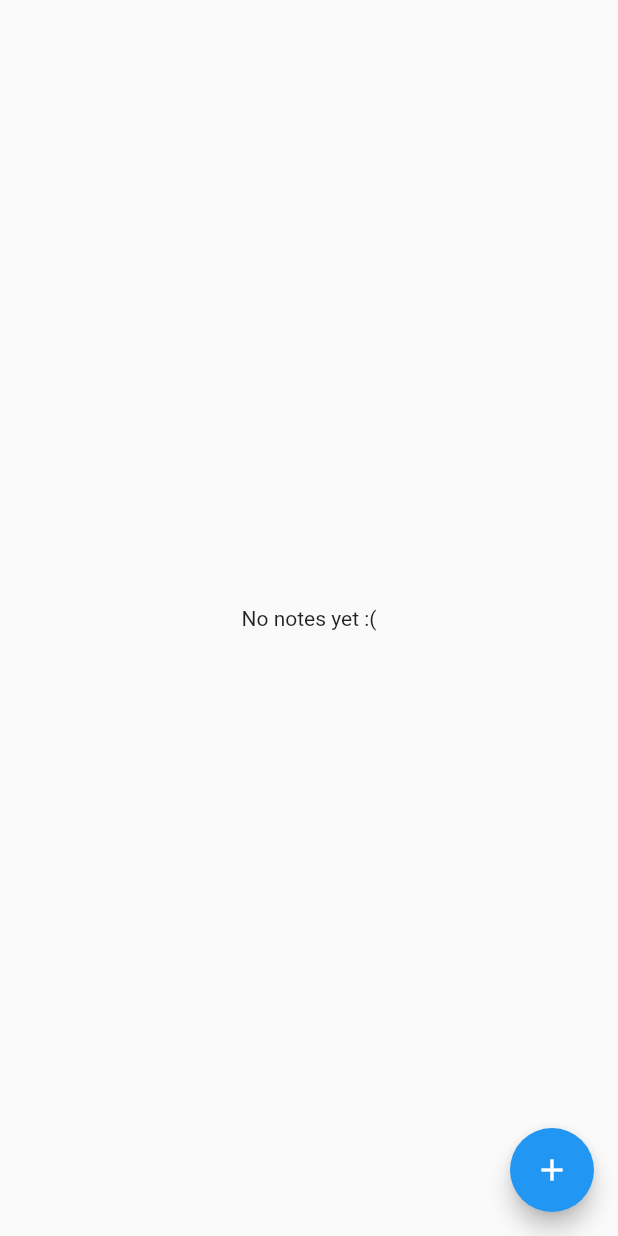
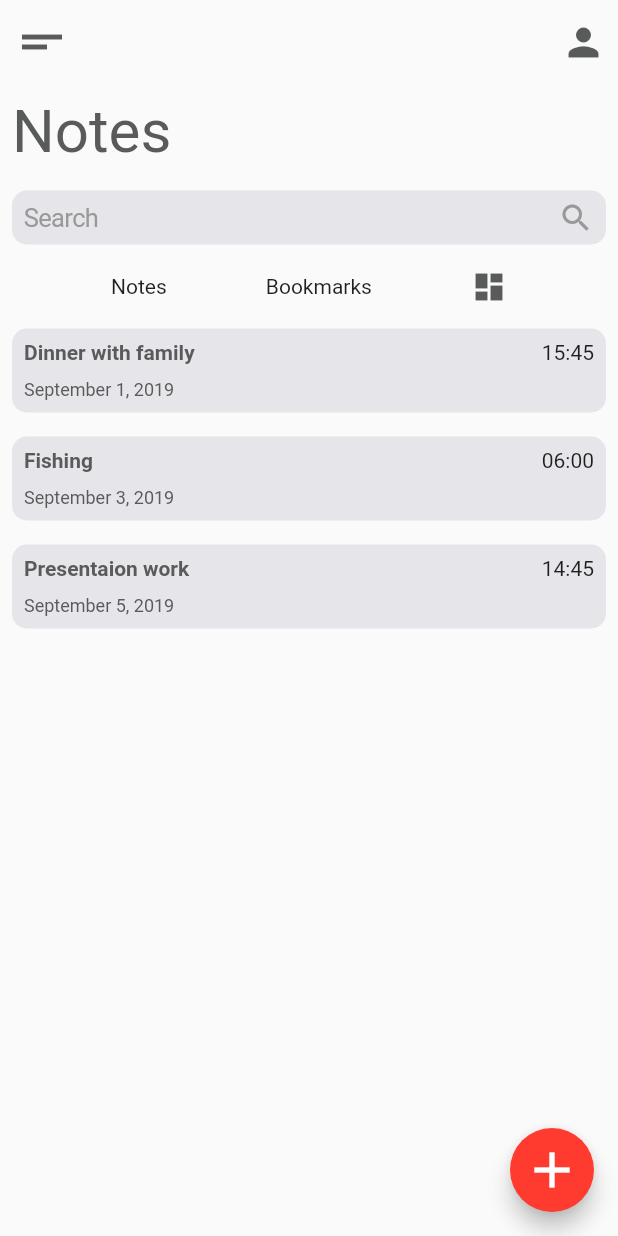
Before and after one commit to promych/notes_app, a Flutter app: the screen it shows after launch, on a phone screen of 412 x 824 dp. Run offline on Flutter 3.47's test engine with Material 2 defaults, Android fonts, the phone set to English and light mode, and no system bars; our stand-ins replace bloc, equatable, flutter_bloc, sembast.

Commit message:
Add sample data

```diff
--- a/lib/bloc/app_bloc.dart
+++ b/lib/bloc/app_bloc.dart
@@ -15,6 +15,9 @@ class AppBloc extends Bloc<AppEvent, AppState> {
   Stream<AppState> mapEventToState(AppEvent event) async* {
     if (event is LoadNotes) {
       yield AppLoading();
+      if (event.withSampleData && await _notesRepository.isEmpty()) {
+        await _notesRepository.addSampleNotes();
+      }
       yield* _reloadNotes();
     }
     if (event is AddNote) {
--- a/lib/bloc/app_events.dart
+++ b/lib/bloc/app_events.dart
@@ -8,7 +8,11 @@ abstract class AppEvent extends Equatable {
   AppEvent([List props = const []]) : super(props);
 }
 
-class LoadNotes extends AppEvent {}
+class LoadNotes extends AppEvent {
+  final bool withSampleData;
+
+  LoadNotes({this.withSampleData = false}) : super([withSampleData]);
+}
 
 class AddNote extends AppEvent {
   final Note note;
--- a/lib/data/notes_repository.dart
+++ b/lib/data/notes_repository.dart
@@ -17,17 +17,42 @@ class NotesRepository {
     }).toList();
   }
 
+  Future<bool> isEmpty() async {
+    return await _store.count(await _db) == 0;
+  }
+
   Future addNote(Note note) async {
-    await _store.add(await _db, note.toMap());
+    await _store.add(
+      await _db,
+      note.toMap(),
+    );
   }
 
   Future updateNote(Note note) async {
-    await _store.update(await _db, note.toMap(),
-        finder: Finder(filter: Filter.byKey(note.id)));
+    await _store.update(
+      await _db,
+      note.toMap(),
+      finder: Finder(filter: Filter.byKey(note.id)),
+    );
   }
 
   Future deleteNote(Note note) async {
-    await _store.delete(await _db,
-        finder: Finder(filter: Filter.byKey(note.id)));
+    await _store.delete(
+      await _db,
+      finder: Finder(filter: Filter.byKey(note.id)),
+    );
   }
+
+  Future addSampleNotes() async {
+    await _store.addAll(
+      await _db,
+      _sampleNotes,
+    );
+  }
+
+  static const _sampleNotes = [
+    {'title': 'Dinner with family', 'body': '', 'created': 1567352730000},
+    {'title': 'Fishing', 'body': '', 'created': 1567490400000},
+    {'title': 'Presentaion work', 'body': '', 'created': 1567694730000},
+  ];
 }
--- a/lib/main.dart
+++ b/lib/main.dart
@@ -1,3 +1,4 @@
+import 'package:flutter/cupertino.dart';
 import 'package:flutter/material.dart';
 import 'package:flutter_bloc/flutter_bloc.dart';
 
@@ -11,7 +12,9 @@ class App extends StatelessWidget {
   Widget build(BuildContext context) {
     return BlocProvider<AppBloc>(
       builder: (_) => AppBloc(),
-      child: MaterialApp(
+      child: CupertinoApp(
+        // showPerformanceOverlay: true,
+        debugShowCheckedModeBanner: false,
         home: HomePage(),
       ),
     );
--- /dev/null
+++ b/lib/theme.dart
@@ -0,0 +1,5 @@
+import 'package:flutter/material.dart';
+
+abstract class Styles {
+  static const textColor = const Color(0xff595A5A);
+}
--- a/lib/ui/home.dart
+++ b/lib/ui/home.dart
@@ -1,65 +1,103 @@
+import 'package:flutter/cupertino.dart';
 import 'package:flutter/material.dart';
-import 'package:flutter_bloc/flutter_bloc.dart';
 
-import '../bloc/app_bloc.dart';
-import '../bloc/app_events.dart';
-import '../bloc/app_states.dart';
+import '../theme.dart';
 import 'note.dart';
-import 'note_tile.dart';
+import 'notes_list.dart';
 
-class HomePage extends StatefulWidget {
-  @override
-  _HomePageState createState() => _HomePageState();
-}
-
-class _HomePageState extends State<HomePage> {
-  AppBloc _bloc;
-
-  @override
-  void initState() {
-    super.initState();
-    _bloc = BlocProvider.of<AppBloc>(context);
-    _bloc.dispatch(LoadNotes());
-  }
-
+class HomePage extends StatelessWidget {
   @override
   Widget build(BuildContext context) {
     return Scaffold(
       body: SafeArea(
-        child: BlocBuilder(
-          bloc: _bloc,
-          builder: (BuildContext context, AppState state) {
-            if (state is AppLoading) {
-              return Center(child: CircularProgressIndicator());
-            } else if (state is AppLoaded) {
-              return state.notes.length > 0
-                  ? ListView.builder(
-                      itemCount: state.notes.length,
-                      itemBuilder: (BuildContext context, int index) {
-                        return NoteTile(note: state.notes[index]);
-                      },
-                    )
-                  : Center(child: Text('No notes yet :('));
-            } else if (state is AppError) {
-              return Center(child: Text('${state.message}'));
-            }
-            return Container();
-          },
+        child: Column(
+          children: [
+            Padding(
+              padding: const EdgeInsets.all(8.0),
+              child: Row(
+                mainAxisAlignment: MainAxisAlignment.spaceBetween,
+                children: [
+                  Icon(
+                    Icons.short_text,
+                    color: Styles.textColor,
+                    size: 40.0,
+                  ),
+                  Icon(
+                    Icons.person,
+                    color: Styles.textColor,
+                    size: 30.0,
+                  ),
+                ],
+              ),
+            ),
+            Padding(
+              padding: const EdgeInsets.all(8.0),
+              child: Row(
+                children: [
+                  Text(
+                    'Notes',
+                    style: TextStyle(color: Styles.textColor, fontSize: 40.0),
+                  ),
+                ],
+              ),
+            ),
+            Padding(
+              padding: const EdgeInsets.all(8.0),
+              child: Row(
+                children: [
+                  Expanded(
+                    child: CupertinoTextField(
+                      padding: const EdgeInsets.all(8.0),
+                      placeholder: 'Search',
+                      placeholderStyle:
+                          TextStyle(color: CupertinoColors.inactiveGray),
+                      decoration: BoxDecoration(
+                        color: CupertinoColors.lightBackgroundGray,
+                        borderRadius: BorderRadius.circular(10.0),
+                      ),
+                      suffix: Padding(
+                        padding: const EdgeInsets.only(right: 8.0),
+                        child: Icon(
+                          Icons.search,
+                          color: CupertinoColors.inactiveGray,
+                        ),
+                      ),
+                    ),
+                  )
+                ],
+              ),
+            ),
+            Padding(
+              padding: const EdgeInsets.all(8.0),
+              child: Row(
+                mainAxisAlignment: MainAxisAlignment.spaceEvenly,
+                children: [
+                  Text('Notes'),
+                  Text('Bookmarks'),
+                  Icon(
+                    Icons.dashboard,
+                    color: Styles.textColor,
+                  ),
+                ],
+              ),
+            ),
+            Expanded(
+              child: NotesList(),
+            ),
+          ],
         ),
       ),
       floatingActionButton: FloatingActionButton(
-        child: Icon(Icons.add),
+        backgroundColor: CupertinoColors.destructiveRed,
+        child: Icon(
+          Icons.add,
+          size: 40.0,
+        ),
         onPressed: () {
-          Navigator.of(context).push(
-              MaterialPageRoute(builder: (BuildContext context) => NotePage()));
+          Navigator.of(context).push(CupertinoPageRoute(
+              builder: (BuildContext context) => NotePage()));
         },
       ),
     );
   }
-
-  @override
-  void dispose() {
-    _bloc.dispose();
-    super.dispose();
-  }
 }
--- a/lib/ui/note.dart
+++ b/lib/ui/note.dart
@@ -57,7 +57,20 @@ class _NotePageState extends State<NotePage> {
           ),
         ),
       ),
-      floatingActionButton: FloatingActionButton(
+      floatingActionButton: Column(
+        mainAxisSize: MainAxisSize.min,
+        children: [
+          FloatingActionButton(
+            heroTag: 'delete-fab',
+            child: Icon(Icons.delete),
+            onPressed: () {
+              _bloc.dispatch(DeleteNote(note: widget.note));
+              _bloc.dispatch(LoadNotes());
+              Navigator.pop(context);
+            },
+          ),
+          FloatingActionButton(
+            heroTag: 'save-fab',
             child: Icon(Icons.save),
             onPressed: () {
               if (_formKey.currentState.validate()) {
@@ -70,11 +83,14 @@ class _NotePageState extends State<NotePage> {
                             created: DateTime.now().millisecondsSinceEpoch),
                       ))
                     : _bloc.dispatch(UpdateNote(
-                    note: widget.note.copyWith(title: _title, body: _body)));
+                        note:
+                            widget.note.copyWith(title: _title, body: _body)));
                 Navigator.of(context).pop();
               }
             },
           ),
+        ],
+      ),
     );
   }
 }
--- a/lib/ui/note_tile.dart
+++ b/lib/ui/note_tile.dart
@@ -1,38 +1,68 @@
-import 'package:flutter/material.dart';
-import 'package:flutter_bloc/flutter_bloc.dart';
+import 'package:flutter/cupertino.dart';
 import 'package:intl/intl.dart';
 
-import '../bloc/app_bloc.dart';
-import '../bloc/app_events.dart';
 import '../models/note.dart';
+import '../theme.dart';
 import 'note.dart';
 
-class NoteTile extends StatefulWidget {
+class NoteTile extends StatelessWidget {
   final Note note;
 
   const NoteTile({Key key, @required this.note}) : super(key: key);
 
   @override
-  _NoteTileState createState() => _NoteTileState();
-}
-
-class _NoteTileState extends State<NoteTile> {
-  @override
   Widget build(BuildContext context) {
-    return ListTile(
-      title: Text('${widget.note.title}'),
-      subtitle: Text(DateFormat('dd-MM-yy hh:mm')
-          .format(DateTime.fromMillisecondsSinceEpoch(widget.note.created))),
-      trailing: IconButton(
-        icon: Icon(Icons.delete),
-        onPressed: () => BlocProvider.of<AppBloc>(context)
-            .dispatch(DeleteNote(note: widget.note)),
+    return GestureDetector(
+      child: Padding(
+        padding: const EdgeInsets.all(8.0),
+        child: Container(
+          padding: const EdgeInsets.all(8.0),
+          decoration: BoxDecoration(
+            borderRadius: BorderRadius.circular(10.0),
+            color: CupertinoColors.lightBackgroundGray,
+          ),
+          child: Column(
+            crossAxisAlignment: CrossAxisAlignment.start,
+            children: [
+              Row(
+                mainAxisAlignment: MainAxisAlignment.spaceBetween,
+                children: [
+                  Text(
+                    '${note.title}',
+                    style: TextStyle(
+                        fontWeight: FontWeight.bold, color: Styles.textColor),
+                  ),
+                  Text(
+                    DateFormat('HH:mm').format(
+                        DateTime.fromMillisecondsSinceEpoch(note.created)),
+                  ),
+                ],
+              ),
+              note.body != ''
+                  ? Padding(
+                      padding: const EdgeInsets.symmetric(vertical: 10.0),
+                      child: Text(
+                        '${note.body}',
+                        style:
+                            TextStyle(color: Styles.textColor, fontSize: 16.0),
+                      ),
+                    )
+                  : SizedBox(height: 10.0),
+              Text(
+                DateFormat('yMMMMd')
+                    .format(DateTime.fromMillisecondsSinceEpoch(note.created)),
+                style: TextStyle(fontSize: 12.0, color: Styles.textColor),
+              ),
+            ],
+          ),
+        ),
       ),
       onTap: () {
-        Navigator.of(context).push(MaterialPageRoute(
-            builder: (context) => NotePage(
-                  note: widget.note,
-                )));
+        Navigator.of(context).push(
+          CupertinoPageRoute(
+            builder: (context) => NotePage(note: note),
+          ),
+        );
       },
     );
   }
--- /dev/null
+++ b/lib/ui/notes_list.dart
@@ -0,0 +1,56 @@
+import 'package:flutter/material.dart';
+import 'package:flutter_bloc/flutter_bloc.dart';
+
+import '../bloc/app_bloc.dart';
+import '../bloc/app_events.dart';
+import '../bloc/app_states.dart';
+import 'note_tile.dart';
+
+class NotesList extends StatefulWidget {
+  @override
+  _NotesListState createState() => _NotesListState();
+}
+
+class _NotesListState extends State<NotesList> {
+  AppBloc _bloc;
+
+  @override
+  void initState() {
+    super.initState();
+    _bloc = BlocProvider.of<AppBloc>(context);
+    _bloc.dispatch(LoadNotes(withSampleData: true));
+  }
+
+  @override
+  Widget build(BuildContext context) {
+    return BlocBuilder(
+      bloc: _bloc,
+      builder: (BuildContext context, AppState state) {
+        if (state is AppLoading) {
+          return Center(child: CircularProgressIndicator());
+        } else if (state is AppLoaded) {
+          return state.notes.length > 0
+              ? ListView.builder(
+                  itemCount: state.notes.length,
+                  itemBuilder: (BuildContext context, int index) {
+                    return NoteTile(
+                      key: ValueKey(state.notes[index].id),
+                      note: state.notes[index],
+                    );
+                  },
+                )
+              : Center(child: Text('No notes yet :('));
+        } else if (state is AppError) {
+          return Center(child: Text('${state.message}'));
+        }
+        return Container();
+      },
+    );
+  }
+
+  @override
+  void dispose() {
+    _bloc.dispose();
+    super.dispose();
+  }
+}
```
Lines whose indentation alone changed are shown as unchanged.
